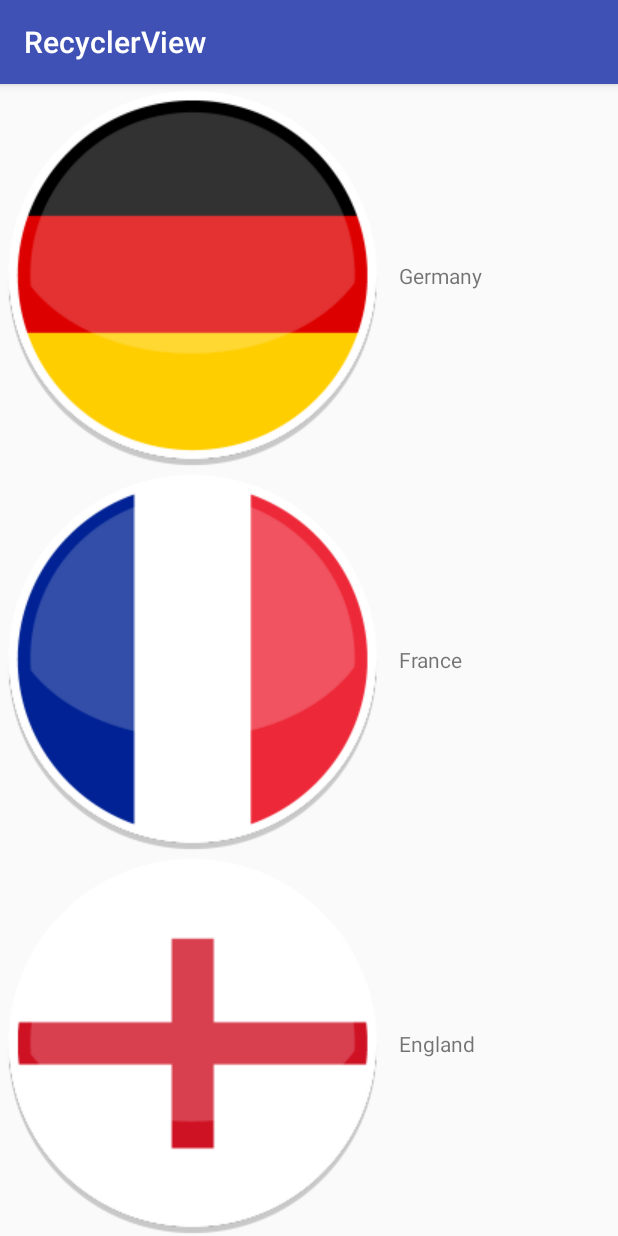
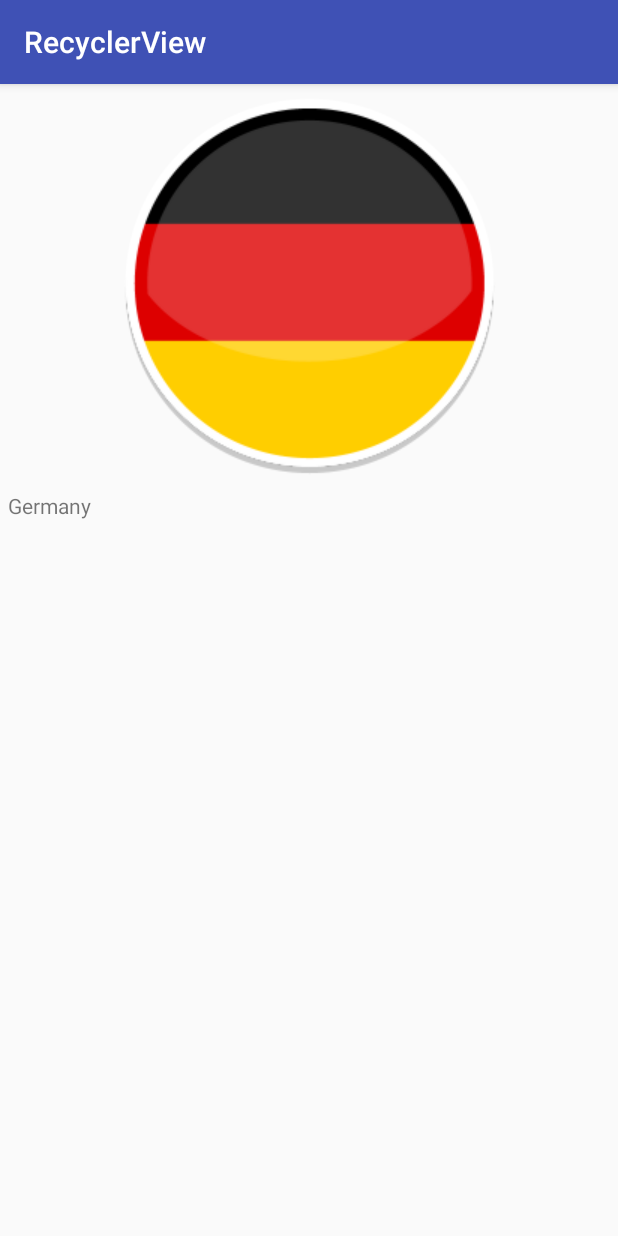
Before and after one commit to jamesou9307/RecyclerVieww, an Android app: the screen it shows after launch (MainActivity), on a phone screen of 412 x 824 dp. Run offline under Robolectric (Android 15) with nearby library versions, the phone set to English and light mode, and no system bars.

Commit message:
iml commited

```diff
--- a/app/src/main/java/com/james/recyclerview/CountryAdapter.java
+++ b/app/src/main/java/com/james/recyclerview/CountryAdapter.java
@@ -7,6 +7,7 @@ import android.view.View;
 import android.view.ViewGroup;
 import android.widget.ImageView;
 import android.widget.TextView;
+import android.widget.Toast;
 
 import java.util.List;
 
@@ -24,11 +25,14 @@ public class CountryAdapter extends RecyclerView.Adapter<CountryAdapter.ViewHold
     *
     * */
     static class ViewHolder extends RecyclerView.ViewHolder{
+
+        View countryView;
         ImageView countryImage;
         TextView countryName;
 
         public ViewHolder(View view) {
             super(view);
+            countryView=view;
             countryImage=(ImageView)view.findViewById(R.id.country_image);
             countryName=(TextView)view.findViewById(R.id.country_name);
         }
@@ -47,7 +51,24 @@ public class CountryAdapter extends RecyclerView.Adapter<CountryAdapter.ViewHold
     public ViewHolder onCreateViewHolder(ViewGroup parent, int viewType) {
 
         View view= LayoutInflater.from(parent.getContext()).inflate(R.layout.country_item,parent,false);
-        ViewHolder holder=new ViewHolder(view);
+        final  ViewHolder holder=new ViewHolder(view);
+        /*为ViewHolder的每个子项添加点击事件,在RecyclerView中,需要为每个子项的view单独添加控件*/
+        holder.countryView.setOnClickListener(new View.OnClickListener() {
+            @Override
+            public void onClick(View view) {
+                int position=holder.getAdapterPosition();
+                Country country=countryList.get(position);
+                Toast.makeText(view.getContext(),"you clicked view "+country.getCountryName(),Toast.LENGTH_SHORT).show();
+            }
+        });
+        holder.countryImage.setOnClickListener(new View.OnClickListener() {
+            @Override
+            public void onClick(View view) {
+                int position=holder.getAdapterPosition();
+                Country country=countryList.get(position);
+                Toast.makeText(view.getContext(),"you clicked image "+country.getCountryName(),Toast.LENGTH_SHORT).show();
+            }
+        });
         return holder;
     }
 
--- a/app/src/main/java/com/james/recyclerview/MainActivity.java
+++ b/app/src/main/java/com/james/recyclerview/MainActivity.java
@@ -2,12 +2,15 @@ package com.james.recyclerview;
 
 import android.support.v7.app.AppCompatActivity;
 import android.os.Bundle;
+import android.support.v7.widget.GridLayoutManager;
 import android.support.v7.widget.LinearLayoutManager;
 import android.support.v7.widget.RecyclerView;
+import android.support.v7.widget.StaggeredGridLayoutManager;
 import android.widget.LinearLayout;
 
 import java.util.ArrayList;
 import java.util.List;
+import java.util.Random;
 
 public class MainActivity extends AppCompatActivity {
 
@@ -19,7 +22,16 @@ public class MainActivity extends AppCompatActivity {
         initCountries();
         RecyclerView recyclerView=(RecyclerView)findViewById(R.id.recycler_view);
         LinearLayoutManager layoutManager=new LinearLayoutManager(this);
+
+        /*StaggeredGridLayoutManager 瀑布流布局
+        * 构造函数第一个为创建多少列，传入3就会创建3列*/
+       /* StaggeredGridLayoutManager layoutManager=new StaggeredGridLayoutManager(3,StaggeredGridLayoutManager.VERTICAL);*/
+
         recyclerView.setLayoutManager(layoutManager);
+
+        /*layoutManager.setOrientation(int i) 可以修改布局的排列方向，现在RecyclerView可以横向滚动*/
+
+        layoutManager.setOrientation(LinearLayoutManager.HORIZONTAL);
         CountryAdapter countryAdapter=new CountryAdapter(countries);
         recyclerView.setAdapter(countryAdapter);
     }
@@ -47,4 +59,13 @@ public class MainActivity extends AppCompatActivity {
 
         }
     }
+    public String getRandomLengthName(String name){
+        Random random=new Random();
+        int length=random.nextInt(20)+1;
+        StringBuilder builder=new StringBuilder();
+        for(int i=0;i<length;i++){
+            builder.append(name);
+        }
+        return builder.toString();
+    }
 }
--- a/app/src/main/res/layout/country_item.xml
+++ b/app/src/main/res/layout/country_item.xml
@@ -1,17 +1,20 @@
 <LinearLayout xmlns:android="http://schemas.android.com/apk/res/android"
+    android:orientation="vertical"
     android:layout_height="wrap_content"
     android:layout_width="match_parent"
+    android:layout_margin="5dp"
     >
     <ImageView
         android:id="@+id/country_image"
         android:layout_width="wrap_content"
         android:layout_height="wrap_content"
+        android:layout_gravity="center_horizontal"
         />
     <TextView android:id="@+id/country_name"
         android:layout_height="wrap_content"
         android:layout_width="wrap_content"
-        android:layout_gravity="center_vertical"
-        android:layout_marginLeft="10dp"
+        android:layout_gravity="left"
+        android:layout_marginTop="10dp"
         />
 
 
```
